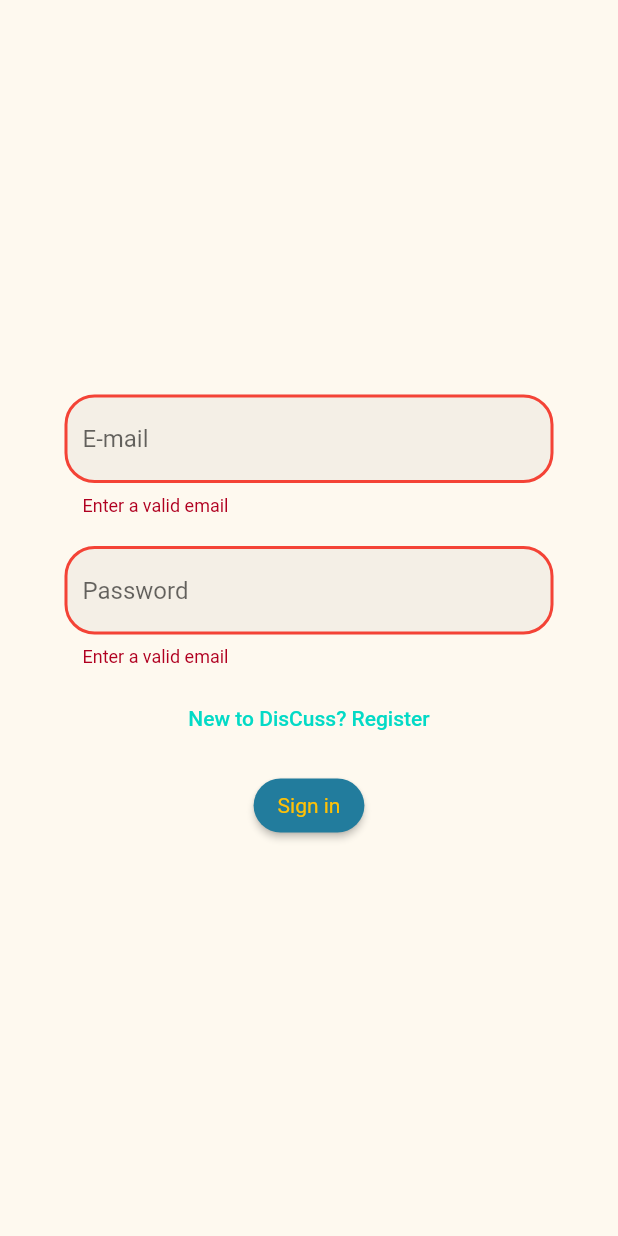
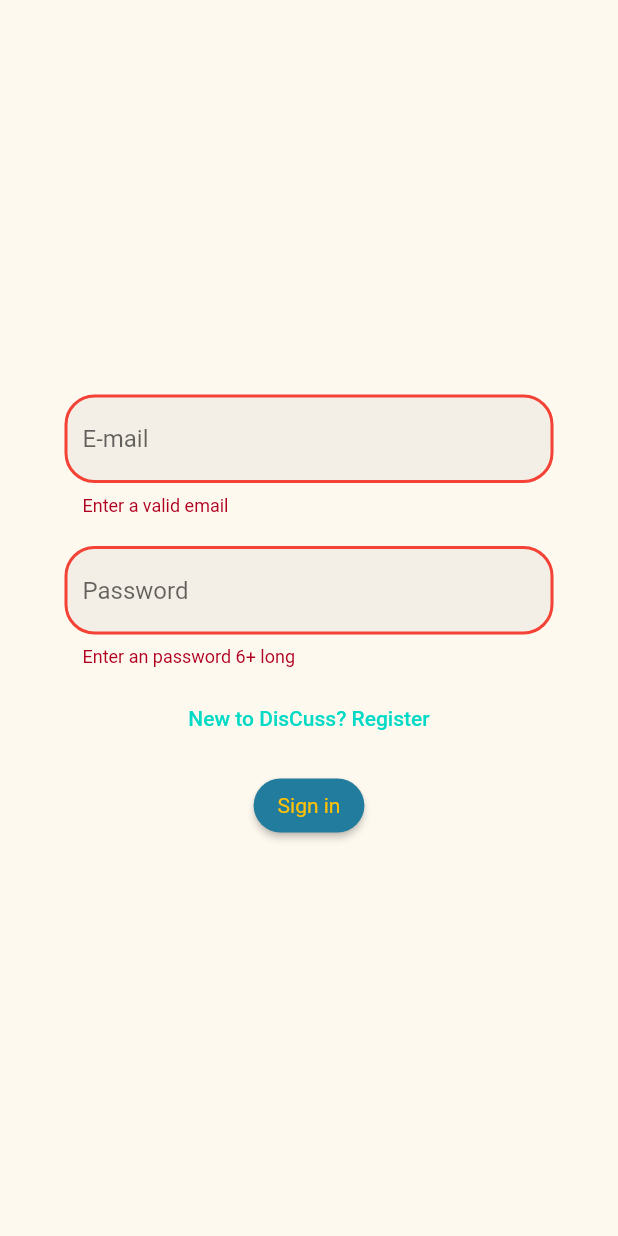
Before and after one commit to mem3Dealer/disCuss, a Flutter app: the screen it shows after launch, after a tap on "New to DisCuss? Register", after a tap on "Already have an account? Sign in", after a tap on "Sign in", on a phone screen of 412 x 824 dp. Run offline on Flutter 3.47's test engine with Material 2 defaults, Android fonts, the phone set to English and light mode, and no system bars; our stand-ins replace bloc, cloud_firestore, firebase_auth, firebase_core, flutter_bloc, flutter_slidable and 2 more; missing offline and left inert: splash_screen_view; accounts and stored records are empty; network calls fail.

Commit message:
slight ui update

```diff
--- a/lib/pages/signIn.dart
+++ b/lib/pages/signIn.dart
@@ -69,7 +69,7 @@ class _SignInPageState extends State<SignInPage> {
                       validator: (val) {
                         // val!.length < 6 ? "Enter an password 6+ long" : null,
                         if (val!.length < 6) {
-                          return 'Enter a valid email';
+                          return 'Enter an password 6+ long';
                         }
                         if (_passError?.isNotEmpty == true) {
                           // print('this is error: $_emailError');
--- a/lib/services/auth.dart
+++ b/lib/services/auth.dart
@@ -116,7 +116,7 @@ class AuthExceptionHandler {
     print(e.code);
     var status;
     switch (e.code) {
-      case "ERROR_INVALID_EMAIL":
+      case "invalid-email ":
         status = AuthResultStatus.invalidEmail;
         break;
       case "wrong-password":
--- a/lib/shared/app_theme.dart
+++ b/lib/shared/app_theme.dart
@@ -125,6 +125,13 @@ ThemeData get appThemeDark => ThemeData(
           ),
           borderSide: BorderSide(color: Colors.red, width: 2),
         ),
+        focusedErrorBorder: OutlineInputBorder(
+          gapPadding: 0,
+          borderRadius: BorderRadius.all(
+            Radius.circular(20),
+          ),
+          borderSide: BorderSide(color: Colors.red, width: 2),
+        ),
         focusedBorder: OutlineInputBorder(
             gapPadding: 0,
             borderRadius: BorderRadius.all(
```
Also changed, not shown: lib/pages/anotherGroupCreator.dart (+4 -5 lines).
